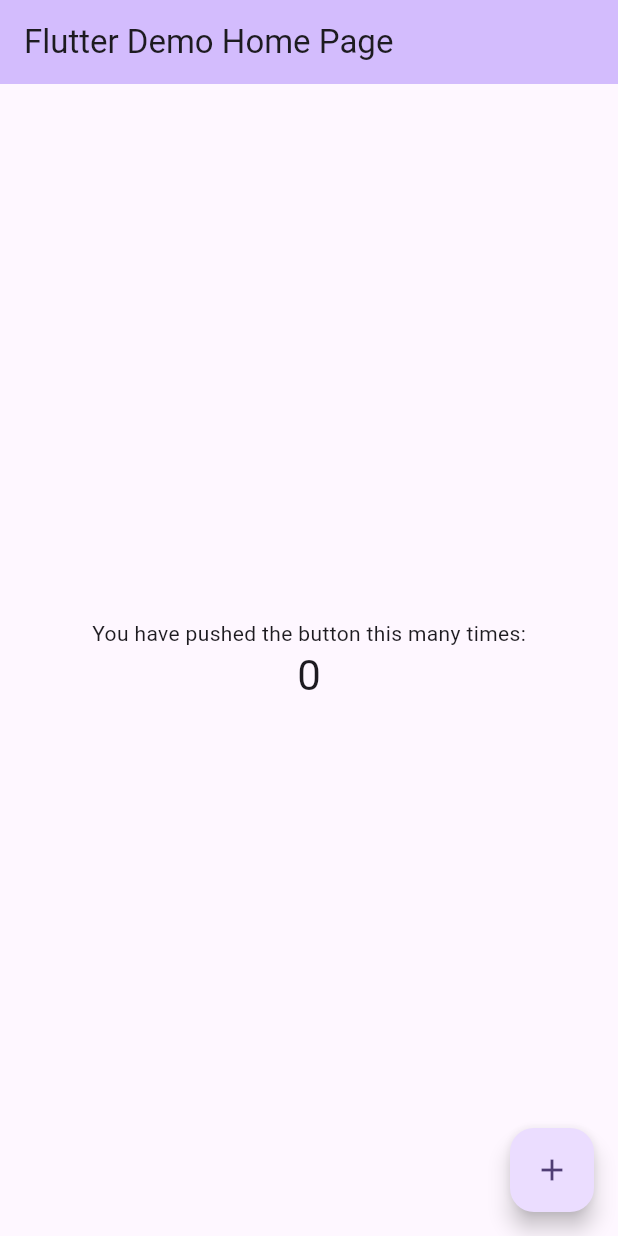
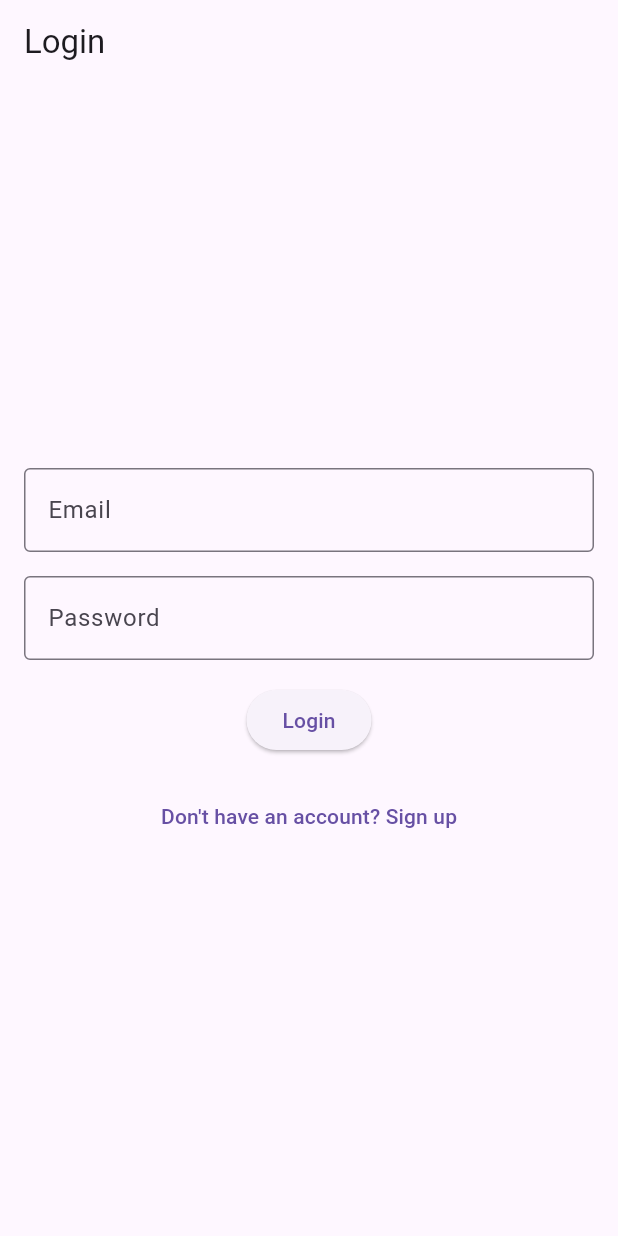
Before and after one commit to Omarmasalmah/DiaCare-App, a Flutter app: the screen it shows after launch, on a phone screen of 412 x 824 dp. Run offline on Flutter 3.47's test engine with Material 3 defaults, Android fonts, the phone set to English and light mode, and no system bars.

Commit message:
added login page

```diff
--- a/diabetes/lib/main.dart
+++ b/diabetes/lib/main.dart
@@ -1,125 +1,60 @@
 import 'package:flutter/material.dart';
 
 void main() {
-  runApp(const MyApp());
+  runApp(LoginPage());
 }
 
-class MyApp extends StatelessWidget {
-  const MyApp({super.key});
+class LoginPage extends StatelessWidget {
+  const LoginPage({super.key});
 
-  // This widget is the root of your application.
   @override
   Widget build(BuildContext context) {
     return MaterialApp(
-      title: 'Flutter Demo',
+      title: 'Login Page',
       theme: ThemeData(
-        // This is the theme of your application.
-        //
-        // TRY THIS: Try running your application with "flutter run". You'll see
-        // the application has a purple toolbar. Then, without quitting the app,
-        // try changing the seedColor in the colorScheme below to Colors.green
-        // and then invoke "hot reload" (save your changes or press the "hot
-        // reload" button in a Flutter-supported IDE, or press "r" if you used
-        // the command line to start the app).
-        //
-        // Notice that the counter didn't reset back to zero; the application
-        // state is not lost during the reload. To reset the state, use hot
-        // restart instead.
-        //
-        // This works for code too, not just values: Most code changes can be
-        // tested with just a hot reload.
-        colorScheme: ColorScheme.fromSeed(seedColor: Colors.deepPurple),
-        useMaterial3: true,
+        primarySwatch: Colors.blue,
       ),
-      home: const MyHomePage(title: 'Flutter Demo Home Page'),
-    );
-  }
-}
-
-class MyHomePage extends StatefulWidget {
-  const MyHomePage({super.key, required this.title});
-
-  // This widget is the home page of your application. It is stateful, meaning
-  // that it has a State object (defined below) that contains fields that affect
-  // how it looks.
-
-  // This class is the configuration for the state. It holds the values (in this
-  // case the title) provided by the parent (in this case the App widget) and
-  // used by the build method of the State. Fields in a Widget subclass are
-  // always marked "final".
-
-  final String title;
-
-  @override
-  State<MyHomePage> createState() => _MyHomePageState();
-}
-
-class _MyHomePageState extends State<MyHomePage> {
-  int _counter = 0;
-
-  void _incrementCounter() {
-    setState(() {
-      // This call to setState tells the Flutter framework that something has
-      // changed in this State, which causes it to rerun the build method below
-      // so that the display can reflect the updated values. If we changed
-      // _counter without calling setState(), then the build method would not be
-      // called again, and so nothing would appear to happen.
-      _counter++;
-    });
-  }
-
-  @override
-  Widget build(BuildContext context) {
-    // This method is rerun every time setState is called, for instance as done
-    // by the _incrementCounter method above.
-    //
-    // The Flutter framework has been optimized to make rerunning build methods
-    // fast, so that you can just rebuild anything that needs updating rather
-    // than having to individually change instances of widgets.
-    return Scaffold(
+      home: Scaffold(
         appBar: AppBar(
-        // TRY THIS: Try changing the color here to a specific color (to
-        // Colors.amber, perhaps?) and trigger a hot reload to see the AppBar
-        // change color while the other colors stay the same.
-        backgroundColor: Theme.of(context).colorScheme.inversePrimary,
-        // Here we take the value from the MyHomePage object that was created by
-        // the App.build method, and use it to set our appbar title.
-        title: Text(widget.title),
+          title: const Text('Login'),
         ),
-      body: Center(
-        // Center is a layout widget. It takes a single child and positions it
-        // in the middle of the parent.
+        body: Padding(
+          padding: const EdgeInsets.all(16.0),
           child: Column(
-          // Column is also a layout widget. It takes a list of children and
-          // arranges them vertically. By default, it sizes itself to fit its
-          // children horizontally, and tries to be as tall as its parent.
-          //
-          // Column has various properties to control how it sizes itself and
-          // how it positions its children. Here we use mainAxisAlignment to
-          // center the children vertically; the main axis here is the vertical
-          // axis because Columns are vertical (the cross axis would be
-          // horizontal).
-          //
-          // TRY THIS: Invoke "debug painting" (choose the "Toggle Debug Paint"
-          // action in the IDE, or press "p" in the console), to see the
-          // wireframe for each widget.
             mainAxisAlignment: MainAxisAlignment.center,
             children: <Widget>[
-            const Text(
-              'You have pushed the button this many times:',
+              const TextField(
+                decoration: InputDecoration(
+                  labelText: 'Email',
+                  border: OutlineInputBorder(),
                 ),
-            Text(
-              '$_counter',
-              style: Theme.of(context).textTheme.headlineMedium,
+              ),
+              const SizedBox(height: 16.0),
+              const TextField(
+                obscureText: true,
+                decoration: InputDecoration(
+                  labelText: 'Password',
+                  border: OutlineInputBorder(),
+                ),
+              ),
+              const SizedBox(height: 16.0),
+              ElevatedButton(
+                onPressed: () {
+                  // Handle login logic here
+                },
+                child: const Text('Login'),
+              ),
+              const SizedBox(height: 16.0),
+              TextButton(
+                onPressed: () {
+                  // Navigate to Sign Up page
+                },
+                child: const Text("Don't have an account? Sign up"),
               ),
             ],
           ),
         ),
-      floatingActionButton: FloatingActionButton(
-        onPressed: _incrementCounter,
-        tooltip: 'Increment',
-        child: const Icon(Icons.add),
-      ), // This trailing comma makes auto-formatting nicer for build methods.
+      ),
     );
   }
 }
```
Lines whose indentation alone changed are shown as unchanged.
